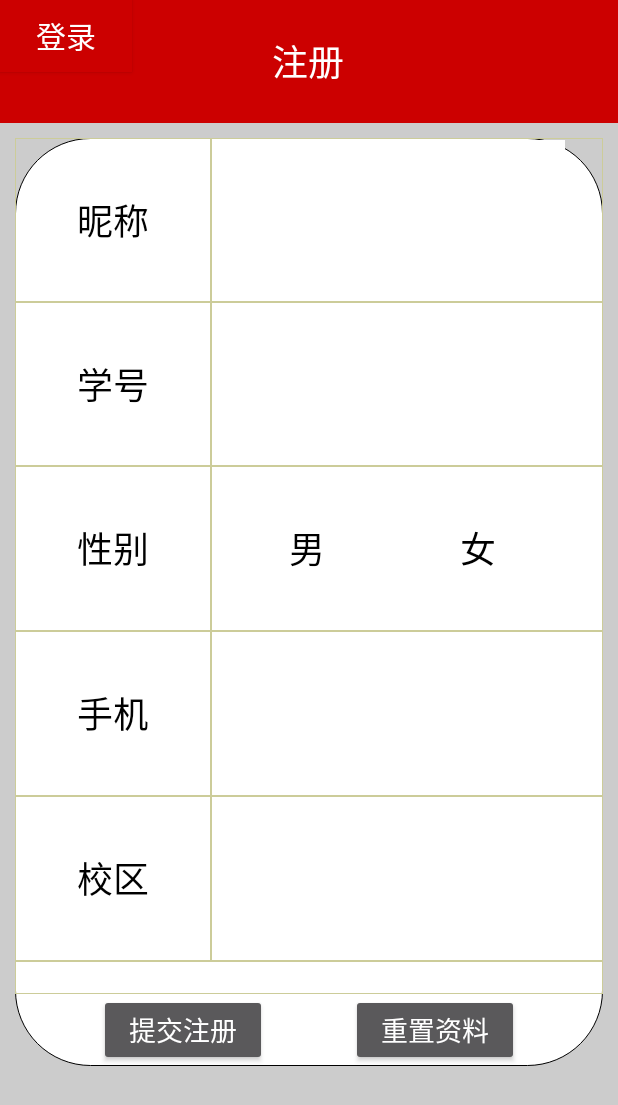
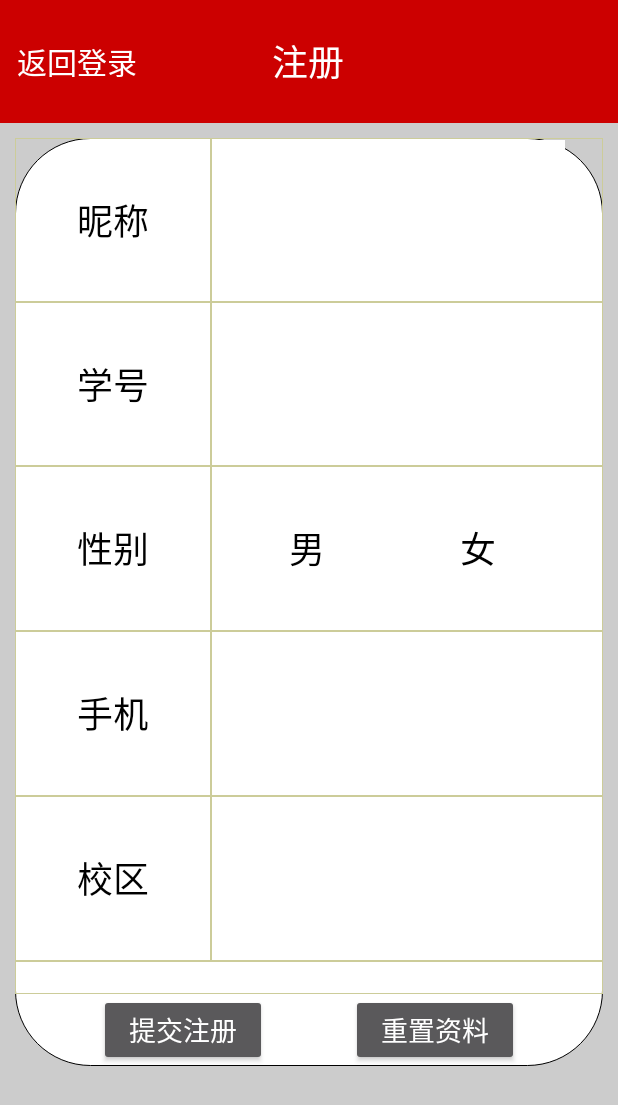
Before and after one commit to liangchengyue/HelpYou, an Android app: the RegisterActivity screen opened directly, with no data from a screen before it, on a phone screen of 412 x 824 dp. Shown: the top 1105 px of the screen. Run offline under Robolectric (Android 15) with nearby library versions, the phone set to English and light mode, and no system bars.

Commit message:
完善页面显示

```diff
--- a/campushelp/src/main/java/com/example/application/RegisterActivity.java
+++ b/campushelp/src/main/java/com/example/application/RegisterActivity.java
@@ -1,15 +1,20 @@
 package com.example.application;
 
+import android.content.Intent;
 import android.support.v7.app.AppCompatActivity;
 import android.os.Bundle;
+import android.util.Log;
+import android.view.View;
 import android.view.WindowManager;
 import android.widget.ArrayAdapter;
+import android.widget.Button;
 import android.widget.Spinner;
-
+import android.widget.TextView;
 
 
 public class RegisterActivity extends AppCompatActivity {
 
+    private Button logbtn;
 
     @Override
     protected void onCreate(Bundle savedInstanceState) {
@@ -20,12 +25,24 @@ public class RegisterActivity extends AppCompatActivity {
         Spinner spinner = null;
         spinner = (Spinner) this.findViewById(R.id.spinner);
         ArrayAdapter adapter = new ArrayAdapter(this,
-                android.R.layout.simple_spinner_item, new String[] { "贵州大学北校区",
-                "贵州大学南校区", "贵州大学东校区", "贵州大学西校区" });
+                android.R.layout.simple_spinner_item, new String[]{"贵州大学北校区",
+                "贵州大学南校区", "贵州大学东校区", "贵州大学西校区"});
 
         //设置下拉样式
         adapter.setDropDownViewResource(android.R.layout.simple_dropdown_item_1line);
         spinner.setAdapter(adapter);
 
+        //跳转到登录的按钮
+        logbtn = (Button) findViewById(R.id.log_btn);
+        logbtn.setOnClickListener(new View.OnClickListener() {
+            public void onClick(View v){
+                Intent in = new Intent(RegisterActivity.this,LoginActivity.class);
+                startActivity(in);
+            }
+        });
+
     }
+
+
+
 }
--- a/campushelp/src/main/res/layout/activity_register.xml
+++ b/campushelp/src/main/res/layout/activity_register.xml
@@ -15,11 +15,13 @@
         <LinearLayout
             android:layout_width="0dp"
             android:layout_height="match_parent"
-            android:layout_weight="1">
+            android:layout_weight="1"
+            android:gravity="center">
             <Button
-                android:layout_width="wrap_content"
-                android:layout_height="wrap_content"
-                android:text="登录"
+                android:id="@+id/log_btn"
+                android:layout_width="match_parent"
+                android:layout_height="match_parent"
+                android:text="返回登录"
                 android:textSize="20sp"
                 android:background="#CC0000"
                 android:textColor="#FFFFFF"
```
